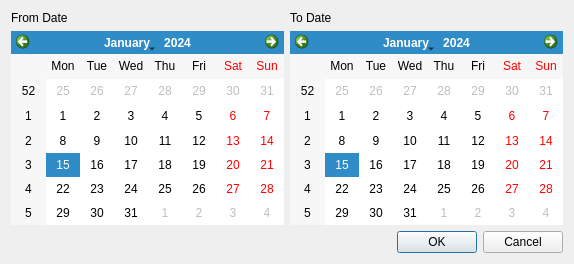
Before: the Qt Designer form widget/form/loadhistorydialog.ui in qTox/qTox, drawn with Qt 5.
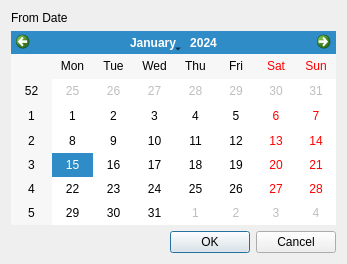
After: the same form once the commit is applied.

Diff of the .ui file:
```diff
--- a/widget/form/loadhistorydialog.ui
+++ b/widget/form/loadhistorydialog.ui
@@ -6,7 +6,7 @@
    <rect>
     <x>0</x>
     <y>0</y>
-    <width>574</width>
+    <width>347</width>
     <height>264</height>
    </rect>
   </property>
@@ -15,10 +15,6 @@
   </property>
   <layout class="QVBoxLayout" name="verticalLayout_3">
    <item>
-    <layout class="QHBoxLayout" name="horizontalLayout">
-     <item>
-      <layout class="QVBoxLayout" name="fromLayout">
-       <item>
         <widget class="QLabel" name="fromLabel">
          <property name="text">
           <string>From Date</string>
@@ -31,24 +27,6 @@
           <bool>false</bool>
          </property>
         </widget>
-       </item>
-      </layout>
-     </item>
-     <item>
-      <layout class="QVBoxLayout" name="toLayout">
-       <item>
-        <widget class="QLabel" name="toLabel">
-         <property name="text">
-          <string>To Date</string>
-         </property>
-        </widget>
-       </item>
-       <item>
-        <widget class="QCalendarWidget" name="toDate"/>
-       </item>
-      </layout>
-     </item>
-    </layout>
    </item>
    <item>
     <widget class="QDialogButtonBox" name="buttonBox">
```
Lines whose indentation alone changed are shown as unchanged.
